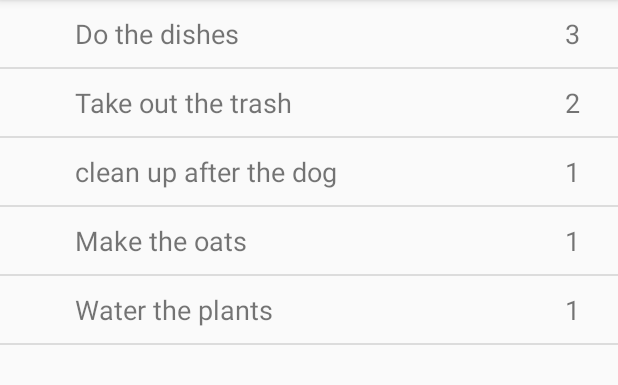
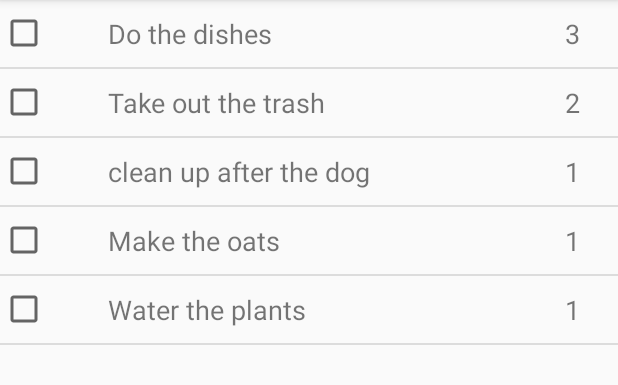
Before and after one commit to DannyMardini/ChoreGame, an Android app: the screen it shows after launch (MainActivity), on a phone screen of 412 x 824 dp, the part 84-469 px from its top. Run offline under Robolectric (Android 15) with nearby library versions, the phone set to English and light mode, and no system bars.

```diff
--- a/app/src/main/java/com/mardinistudios/choregame/ChoreListFragment.java
+++ b/app/src/main/java/com/mardinistudios/choregame/ChoreListFragment.java
@@ -52,8 +52,8 @@ public class ChoreListFragment extends ListFragment {
             data.add(row);
         }
 
-        String[] from = new String[] { "title", "points" };
-        int[] to = new int[] { R.id.choreName, R.id.chorePoints };
+        String[] from = new String[] { "checkbox", "title", "points" };
+        int[] to = new int[] { R.id.choreCheckbox, R.id.choreName, R.id.chorePoints };
 
         this.adapter = new SimpleAdapter(getActivity(), data, R.layout.chore_list, from, to);
         setListAdapter(this.adapter);
--- a/app/src/main/res/layout/chore_list.xml
+++ b/app/src/main/res/layout/chore_list.xml
@@ -5,6 +5,11 @@
               android:layout_width="fill_parent"
               android:layout_height="wrap_content"
               app:layout_behavior="@string/appbar_scrolling_view_behavior">
+    <CheckBox
+        android:id="@+id/choreCheckbox"
+        android:layout_width="wrap_content"
+        android:layout_height="wrap_content"
+        android:layout_gravity="center_vertical"/>
     <TextView
         android:id="@+id/choreName"
         android:layout_width="wrap_content"
--- a/app/src/main/res/values/dimens.xml
+++ b/app/src/main/res/values/dimens.xml
@@ -4,7 +4,7 @@
     <dimen name="activity_vertical_margin">16dp</dimen>
     <dimen name="fab_margin">16dp</dimen>
     <dimen name="chore_list_padding">10dp</dimen>
-    <dimen name="chore_list_padding_left">50dp</dimen>
+    <dimen name="chore_list_padding_left">40dp</dimen>
     <dimen name="chore_list_text_size">18sp</dimen>
     <dimen name="chore_list_point_padding_right">25dp</dimen>
 </resources>
```
